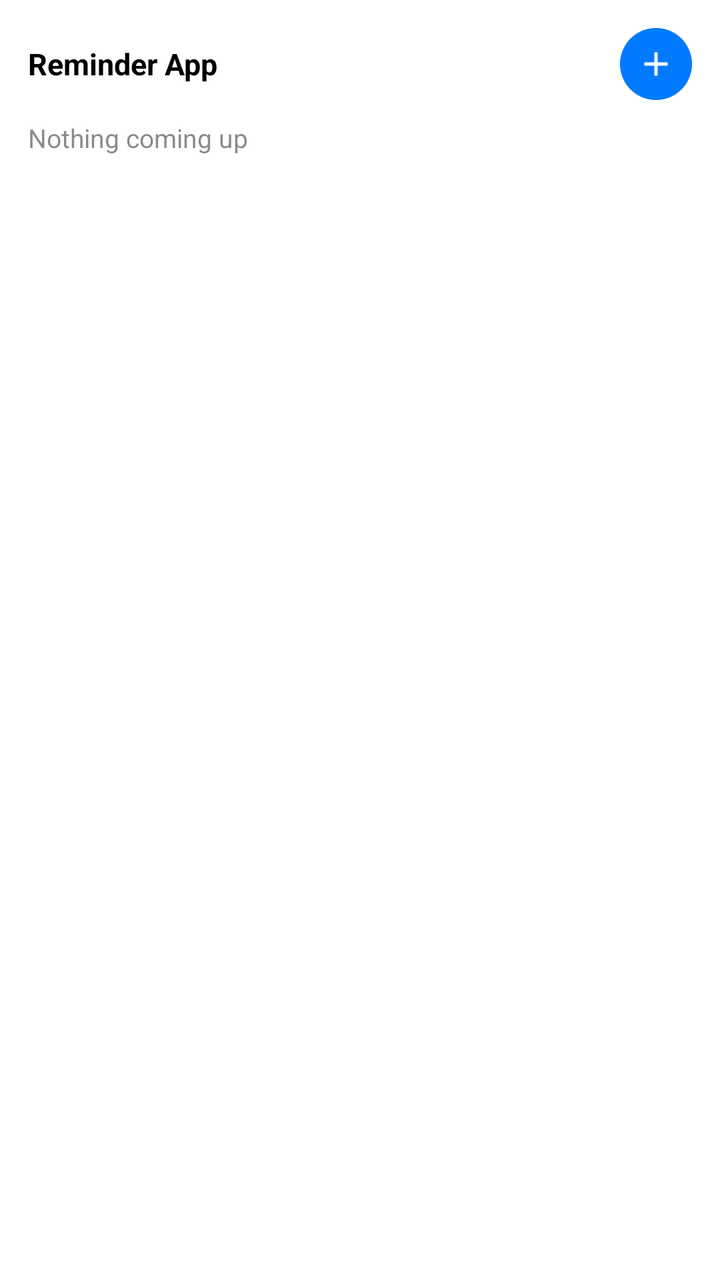
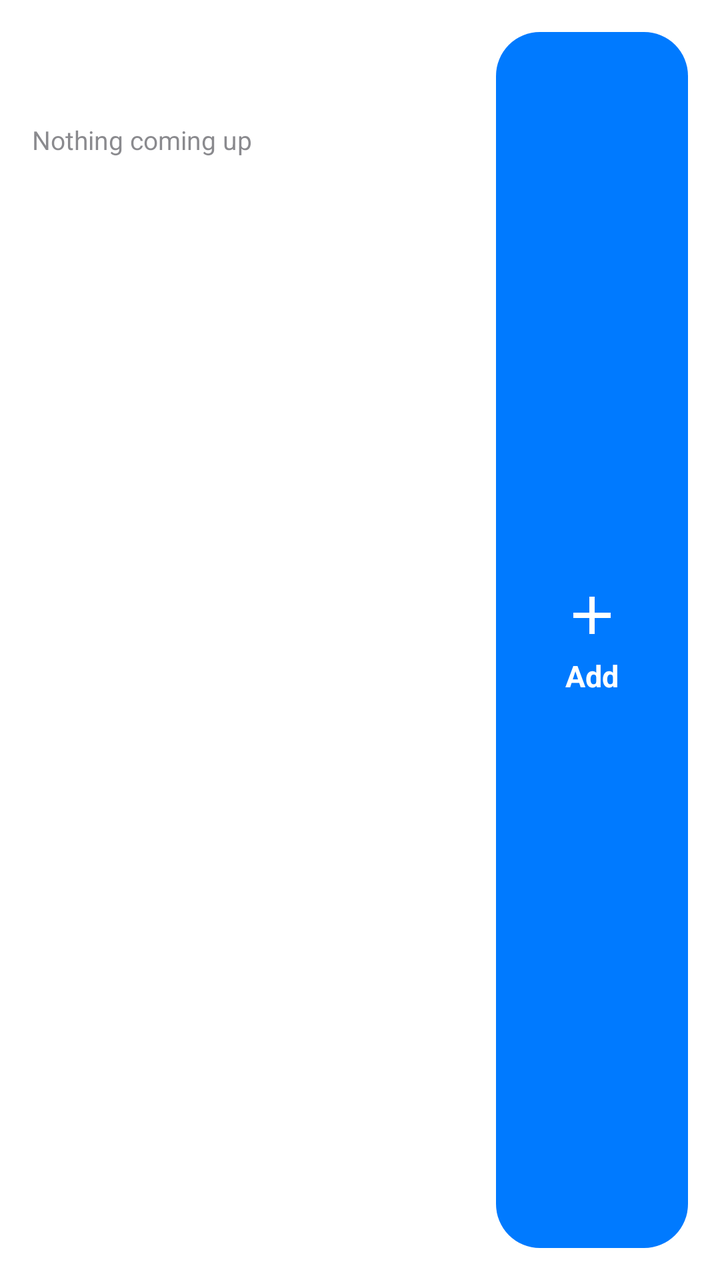

Before-and-after screenshots of an Android layout around one commit, followed by the original layout XML and the change that was made.
<!-- AndroidManifest.xml: fallback theme Theme.MaterialComponents.DayNight.NoActionBar -->
<!-- res/layout/reminder_widget.xml -->
<?xml version="1.0" encoding="utf-8"?>
<LinearLayout xmlns:android="http://schemas.android.com/apk/res/android"
    android:id="@+id/widget_root"
    android:layout_width="match_parent"
    android:layout_height="match_parent"
    android:background="@drawable/widget_background"
    android:orientation="vertical"
    android:padding="14dp">

    <LinearLayout
        android:layout_width="match_parent"
        android:layout_height="wrap_content"
        android:gravity="center_vertical"
        android:orientation="horizontal">

        <TextView
            android:layout_width="0dp"
            android:layout_height="wrap_content"
            android:layout_weight="1"
            android:text="@string/widget_title"
            android:textColor="@color/widget_text"
            android:textSize="15sp"
            android:textStyle="bold" />

        <ImageButton
            android:id="@+id/widget_add"
            android:layout_width="36dp"
            android:layout_height="36dp"
            android:background="@drawable/widget_add_background"
            android:contentDescription="@string/widget_add"
            android:src="@drawable/ic_add" />
    </LinearLayout>

    <TextView
        android:id="@+id/widget_empty"
        android:layout_width="match_parent"
        android:layout_height="wrap_content"
        android:layout_marginTop="10dp"
        android:text="@string/widget_empty"
        android:textColor="@color/widget_text_secondary"
        android:textSize="13sp" />

    <LinearLayout
        android:id="@+id/widget_row1"
        style="@style/WidgetRow">
        <TextView android:id="@+id/widget_row1_title" style="@style/WidgetRowTitle" />
        <TextView android:id="@+id/widget_row1_when" style="@style/WidgetRowWhen" />
    </LinearLayout>

    <LinearLayout
        android:id="@+id/widget_row2"
        style="@style/WidgetRow">
        <TextView android:id="@+id/widget_row2_title" style="@style/WidgetRowTitle" />
        <TextView android:id="@+id/widget_row2_when" style="@style/WidgetRowWhen" />
    </LinearLayout>

    <LinearLayout
        android:id="@+id/widget_row3"
        style="@style/WidgetRow">
        <TextView android:id="@+id/widget_row3_title" style="@style/WidgetRowTitle" />
        <TextView android:id="@+id/widget_row3_when" style="@style/WidgetRowWhen" />
    </LinearLayout>
</LinearLayout>
<!-- resources referenced by this layout -->
<resources>
  <color name="widget_text">#FF000000</color>
  <color name="widget_text_secondary">#993C3C43</color>
  <!-- drawable ic_add (drawable) -->
  <?xml version="1.0" encoding="utf-8"?>
  <vector xmlns:android="http://schemas.android.com/apk/res/android"
      android:width="20dp"
      android:height="20dp"
      android:viewportWidth="24"
      android:viewportHeight="24">
      <path
          android:fillColor="#FFFFFFFF"
          android:pathData="M11,5h2v6h6v2h-6v6h-2v-6H5v-2h6z" />
  </vector>
  <!-- drawable widget_add_background (drawable) -->
  <?xml version="1.0" encoding="utf-8"?>
  <shape xmlns:android="http://schemas.android.com/apk/res/android" android:shape="oval">
      <solid android:color="@color/widget_accent" />
  </shape>
  <!-- drawable widget_background (drawable) -->
  <?xml version="1.0" encoding="utf-8"?>
  <shape xmlns:android="http://schemas.android.com/apk/res/android" android:shape="rectangle">
      <solid android:color="@color/widget_surface" />
      <corners android:radius="22dp" />
  </shape>
  <string name="widget_add">New reminder</string>
  <string name="widget_empty">Nothing coming up</string>
  <string name="widget_title">Reminder App</string>
  <style name="WidgetRow">
          <item name="android:layout_width">match_parent</item>
          <item name="android:layout_height">wrap_content</item>
          <item name="android:layout_marginTop">8dp</item>
          <item name="android:orientation">vertical</item>
      </style>
  <style name="WidgetRowTitle">
          <item name="android:layout_width">match_parent</item>
          <item name="android:layout_height">wrap_content</item>
          <item name="android:maxLines">1</item>
          <item name="android:ellipsize">end</item>
          <item name="android:textColor">@color/widget_text</item>
          <item name="android:textSize">14sp</item>
      </style>
  <style name="WidgetRowWhen">
          <item name="android:layout_width">match_parent</item>
          <item name="android:layout_height">wrap_content</item>
          <item name="android:maxLines">1</item>
          <item name="android:textColor">@color/widget_text_secondary</item>
          <item name="android:textSize">12sp</item>
      </style>
  <color name="widget_accent">#FF007AFF</color>
  <color name="widget_surface">#FFFFFFFF</color>
</resources>

<!-- the commit's change to res/layout/reminder_widget.xml (unified diff, before → after) -->
@@ -4,60 +4,106 @@
     android:layout_width="match_parent"
     android:layout_height="match_parent"
     android:background="@drawable/widget_background"
-    android:orientation="vertical"
-    android:padding="14dp">
+    android:orientation="horizontal"
+    android:padding="16dp">
 
     <LinearLayout
-        android:layout_width="match_parent"
-        android:layout_height="wrap_content"
-        android:gravity="center_vertical"
-        android:orientation="horizontal">
+        android:layout_width="0dp"
+        android:layout_height="match_parent"
+        android:layout_weight="1"
+        android:orientation="vertical">
+
+        <LinearLayout
+            android:layout_width="match_parent"
+            android:layout_height="wrap_content"
+            android:gravity="bottom"
+            android:orientation="horizontal">
+
+            <TextView
+                android:id="@+id/widget_day"
+                android:layout_width="wrap_content"
+                android:layout_height="wrap_content"
+                android:textColor="@color/widget_accent"
+                android:textSize="15sp"
+                android:textStyle="bold" />
+
+            <TextView
+                android:id="@+id/widget_date"
+                android:layout_width="wrap_content"
+                android:layout_height="wrap_content"
+                android:layout_marginStart="6dp"
+                android:textColor="@color/widget_text"
+                android:textSize="26sp"
+                android:textStyle="bold" />
+
+            <TextView
+                android:id="@+id/widget_left"
+                android:layout_width="0dp"
+                android:layout_height="wrap_content"
+                android:layout_weight="1"
+                android:gravity="end"
+                android:paddingBottom="4dp"
+                android:textColor="@color/widget_text_secondary"
+                android:textSize="14sp" />
+        </LinearLayout>
 
         <TextView
-            android:layout_width="0dp"
+            android:id="@+id/widget_empty"
+            android:layout_width="match_parent"
             android:layout_height="wrap_content"
-            android:layout_weight="1"
-            android:text="@string/widget_title"
-            android:textColor="@color/widget_text"
-            android:textSize="15sp"
-            android:textStyle="bold" />
+            android:layout_marginTop="10dp"
+            android:text="@string/widget_empty"
+            android:textColor="@color/widget_text_secondary"
+            android:textSize="13sp" />
 
-        <ImageButton
-            android:id="@+id/widget_add"
-            android:layout_width="36dp"
-            android:layout_height="36dp"
-            android:background="@drawable/widget_add_background"
-            android:contentDescription="@string/widget_add"
-            android:src="@drawable/ic_add" />
-    </LinearLayout>
+        <LinearLayout android:id="@+id/widget_row1" style="@style/WidgetRow">
+            <ImageView android:id="@+id/widget_row1_bar" style="@style/WidgetBar" />
+            <LinearLayout style="@style/WidgetRowText">
+                <TextView android:id="@+id/widget_row1_title" style="@style/WidgetRowTitle" />
+                <TextView android:id="@+id/widget_row1_when" style="@style/WidgetRowWhen" />
+            </LinearLayout>
+        </LinearLayout>
 
-    <TextView
-        android:id="@+id/widget_empty"
-        android:layout_width="match_parent"
-        android:layout_height="wrap_content"
-        android:layout_marginTop="10dp"
-        android:text="@string/widget_empty"
-        android:textColor="@color/widget_text_secondary"
-        android:textSize="13sp" />
+        <LinearLayout android:id="@+id/widget_row2" style="@style/WidgetRow">
+            <ImageView android:id="@+id/widget_row2_bar" style="@style/WidgetBar" />
+            <LinearLayout style="@style/WidgetRowText">
+                <TextView android:id="@+id/widget_row2_title" style="@style/WidgetRowTitle" />
+                <TextView android:id="@+id/widget_row2_when" style="@style/WidgetRowWhen" />
+            </LinearLayout>
+        </LinearLayout>
 
-    <LinearLayout
-        android:id="@+id/widget_row1"
-        style="@style/WidgetRow">
-        <TextView android:id="@+id/widget_row1_title" style="@style/WidgetRowTitle" />
-        <TextView android:id="@+id/widget_row1_when" style="@style/WidgetRowWhen" />
+        <LinearLayout android:id="@+id/widget_row3" style="@style/WidgetRow">
+            <ImageView android:id="@+id/widget_row3_bar" style="@style/WidgetBar" />
+            <LinearLayout style="@style/WidgetRowText">
+                <TextView android:id="@+id/widget_row3_title" style="@style/WidgetRowTitle" />
+                <TextView android:id="@+id/widget_row3_when" style="@style/WidgetRowWhen" />
+            </LinearLayout>
+        </LinearLayout>
     </LinearLayout>
 
     <LinearLayout
-        android:id="@+id/widget_row2"
-        style="@style/WidgetRow">
-        <TextView android:id="@+id/widget_row2_title" style="@style/WidgetRowTitle" />
-        <TextView android:id="@+id/widget_row2_when" style="@style/WidgetRowWhen" />
-    </LinearLayout>
+        android:id="@+id/widget_add"
+        android:layout_width="96dp"
+        android:layout_height="match_parent"
+        android:layout_marginStart="12dp"
+        android:background="@drawable/widget_add_tall"
+        android:contentDescription="@string/widget_add"
+        android:gravity="center"
+        android:orientation="vertical">
 
-    <LinearLayout
-        android:id="@+id/widget_row3"
-        style="@style/WidgetRow">
-        <TextView android:id="@+id/widget_row3_title" style="@style/WidgetRowTitle" />
-        <TextView android:id="@+id/widget_row3_when" style="@style/WidgetRowWhen" />
+        <ImageView
+            android:layout_width="32dp"
+            android:layout_height="32dp"
+            android:importantForAccessibility="no"
+            android:src="@drawable/ic_add" />
+
+        <TextView
+            android:layout_width="wrap_content"
+            android:layout_height="wrap_content"
+            android:layout_marginTop="4dp"
+            android:text="@string/widget_add_label"
+            android:textColor="#FFFFFFFF"
+            android:textSize="15sp"
+            android:textStyle="bold" />
     </LinearLayout>
 </LinearLayout>
<!-- resource entries referenced after the edit -->
@@ -1,5 +1,6 @@
 <!-- resources referenced by this layout -->
 <resources>
+  <color name="widget_accent">#FF007AFF</color>
   <color name="widget_text">#FF000000</color>
   <color name="widget_text_secondary">#993C3C43</color>
   <!-- drawable ic_add (drawable) -->
@@ -13,10 +14,11 @@
           android:fillColor="#FFFFFFFF"
           android:pathData="M11,5h2v6h6v2h-6v6h-2v-6H5v-2h6z" />
   </vector>
-  <!-- drawable widget_add_background (drawable) -->
+  <!-- drawable widget_add_tall (drawable) -->
   <?xml version="1.0" encoding="utf-8"?>
-  <shape xmlns:android="http://schemas.android.com/apk/res/android" android:shape="oval">
+  <shape xmlns:android="http://schemas.android.com/apk/res/android" android:shape="rectangle">
       <solid android:color="@color/widget_accent" />
+      <corners android:radius="22dp" />
   </shape>
   <!-- drawable widget_background (drawable) -->
   <?xml version="1.0" encoding="utf-8"?>
@@ -25,12 +27,26 @@
       <corners android:radius="22dp" />
   </shape>
   <string name="widget_add">New reminder</string>
+  <string name="widget_add_label">Add</string>
   <string name="widget_empty">Nothing coming up</string>
-  <string name="widget_title">Reminder App</string>
+  <style name="WidgetBar">
+          <item name="android:layout_width">4dp</item>
+          <item name="android:layout_height">match_parent</item>
+          <item name="android:src">@drawable/widget_bar</item>
+          <item name="android:scaleType">fitXY</item>
+          <item name="android:importantForAccessibility">no</item>
+      </style>
   <style name="WidgetRow">
           <item name="android:layout_width">match_parent</item>
           <item name="android:layout_height">wrap_content</item>
-          <item name="android:layout_marginTop">8dp</item>
+          <item name="android:layout_marginTop">10dp</item>
+          <item name="android:orientation">horizontal</item>
+      </style>
+  <style name="WidgetRowText">
+          <item name="android:layout_width">0dp</item>
+          <item name="android:layout_height">wrap_content</item>
+          <item name="android:layout_weight">1</item>
+          <item name="android:layout_marginStart">10dp</item>
           <item name="android:orientation">vertical</item>
       </style>
   <style name="WidgetRowTitle">
@@ -39,7 +55,8 @@
           <item name="android:maxLines">1</item>
           <item name="android:ellipsize">end</item>
           <item name="android:textColor">@color/widget_text</item>
-          <item name="android:textSize">14sp</item>
+          <item name="android:textSize">15sp</item>
+          <item name="android:textStyle">bold</item>
       </style>
   <style name="WidgetRowWhen">
           <item name="android:layout_width">match_parent</item>
@@ -48,7 +65,12 @@
           <item name="android:textColor">@color/widget_text_secondary</item>
           <item name="android:textSize">12sp</item>
       </style>
-  <color name="widget_accent">#FF007AFF</color>
   <color name="widget_surface">#FFFFFFFF</color>
+  <!-- drawable widget_bar (drawable) -->
+  <?xml version="1.0" encoding="utf-8"?>
+  <shape xmlns:android="http://schemas.android.com/apk/res/android" android:shape="rectangle">
+      <solid android:color="#FFFFFFFF" />
+      <corners android:radius="2dp" />
+  </shape>
 </resources>
 
